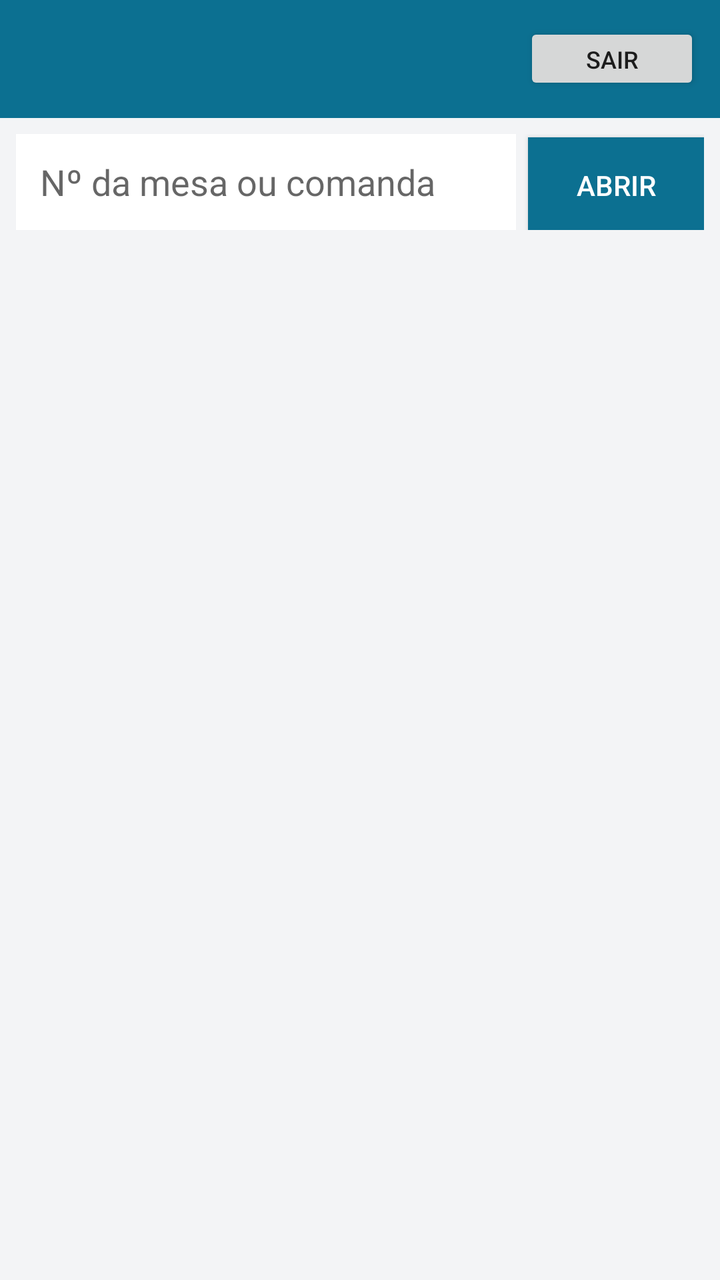
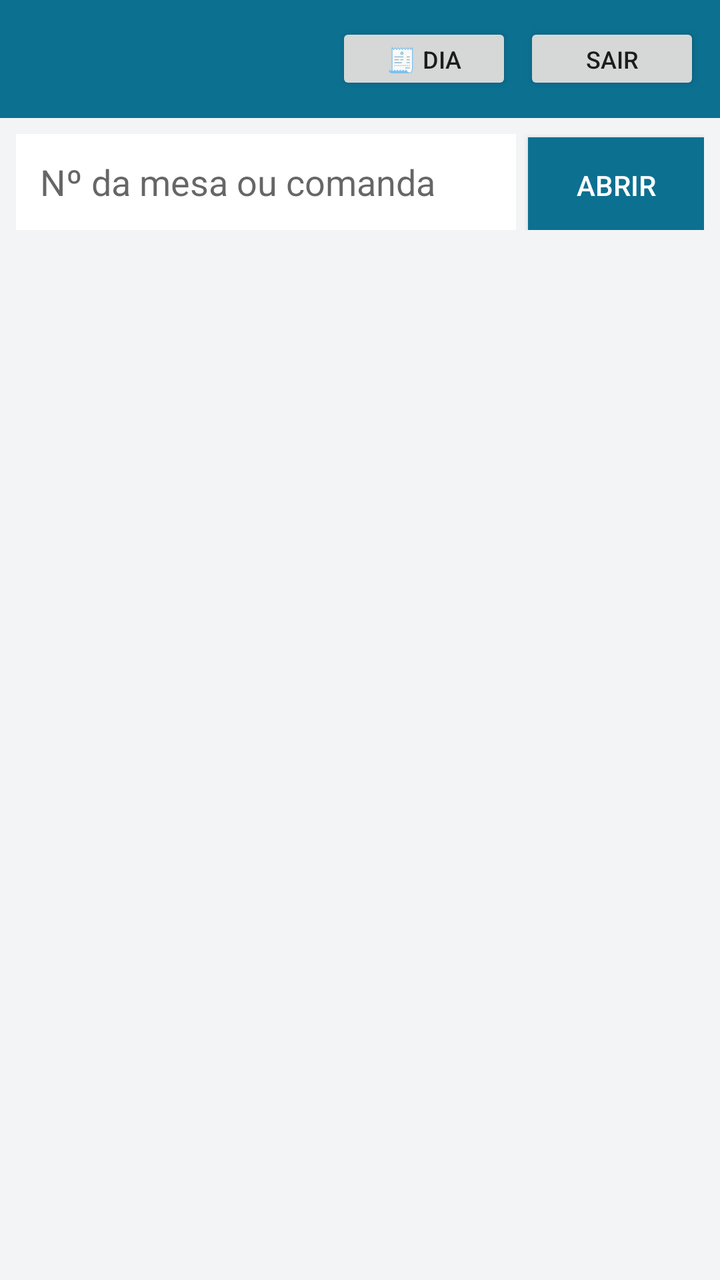

The first picture is an Android layout as it rendered before a commit; the second is the same layout after the commit. The layout source and the unified diff follow.
<!-- AndroidManifest.xml: application theme Theme.ConciliaGarcom -->
<!-- res/layout/activity_mesas.xml -->
<?xml version="1.0" encoding="utf-8"?>
<LinearLayout xmlns:android="http://schemas.android.com/apk/res/android"
    android:layout_width="match_parent"
    android:layout_height="match_parent"
    android:orientation="vertical"
    android:background="#F3F4F6">

    
    <LinearLayout
        android:layout_width="match_parent"
        android:layout_height="wrap_content"
        android:orientation="horizontal"
        android:gravity="center_vertical"
        android:background="#0C7091"
        android:padding="10dp">

        <LinearLayout
            android:layout_width="0dp"
            android:layout_height="wrap_content"
            android:layout_weight="1"
            android:orientation="vertical">

            <TextView
                android:id="@+id/lojaNome"
                android:layout_width="wrap_content"
                android:layout_height="wrap_content"
                android:textSize="17sp"
                android:textStyle="bold"
                android:textColor="#FFFFFF" />

            <TextView
                android:id="@+id/garcomNome"
                android:layout_width="wrap_content"
                android:layout_height="wrap_content"
                android:textSize="12sp"
                android:textColor="#CFEAF2" />
        </LinearLayout>

        <Button
            android:id="@+id/sair"
            android:layout_width="wrap_content"
            android:layout_height="36dp"
            android:text="Sair"
            android:textSize="12sp" />
    </LinearLayout>

    
    <TextView
        android:id="@+id/pendentes"
        android:layout_width="match_parent"
        android:layout_height="wrap_content"
        android:background="#FEF3C7"
        android:textColor="#92400E"
        android:textSize="13sp"
        android:padding="10dp"
        android:visibility="gone" />

    
    <LinearLayout
        android:layout_width="match_parent"
        android:layout_height="wrap_content"
        android:orientation="horizontal"
        android:padding="8dp">

        <EditText
            android:id="@+id/numero"
            android:layout_width="0dp"
            android:layout_height="48dp"
            android:layout_weight="1"
            android:hint="Nº da mesa ou comanda"
            android:inputType="number"
            android:background="#FFFFFF"
            android:paddingStart="12dp"
            android:paddingEnd="12dp" />

        <Button
            android:id="@+id/abrir"
            android:layout_width="wrap_content"
            android:layout_height="48dp"
            android:layout_marginStart="6dp"
            android:text="Abrir"
            android:textColor="#FFFFFF"
            android:background="#0C7091" />
    </LinearLayout>

    <TextView
        android:id="@+id/listaVazia"
        android:layout_width="match_parent"
        android:layout_height="wrap_content"
        android:gravity="center"
        android:padding="18dp"
        android:textSize="14sp"
        android:textColor="#6B7280"
        android:visibility="gone" />

    <GridView
        android:id="@+id/lista"
        android:layout_width="match_parent"
        android:layout_height="0dp"
        android:layout_weight="1"
        android:numColumns="3"
        android:horizontalSpacing="6dp"
        android:verticalSpacing="6dp"
        android:padding="8dp"
        android:clipToPadding="false" />
</LinearLayout>
<!-- resources referenced by this layout -->
<resources>
  <style name="Theme.ConciliaGarcom" parent="Theme.AppCompat.Light.NoActionBar" />
</resources>

<!-- the commit's change to res/layout/activity_mesas.xml (unified diff, before → after) -->
@@ -35,6 +35,14 @@
                 android:textSize="12sp"
                 android:textColor="#CFEAF2" />
         </LinearLayout>
+
+        <Button
+            android:id="@+id/fechamentoDia"
+            android:layout_width="wrap_content"
+            android:layout_height="36dp"
+            android:layout_marginEnd="6dp"
+            android:text="🧾 Dia"
+            android:textSize="12sp" />
 
         <Button
             android:id="@+id/sair"
